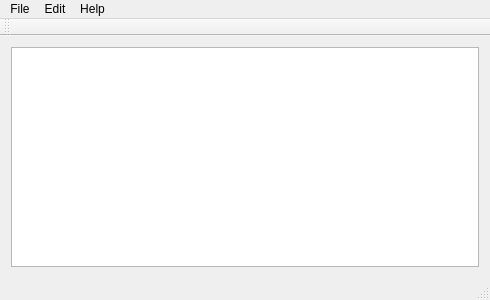
First picture: the form in QtWidges/notepadApp/mainwindow.ui, repository eduardorasgado/RoadtoQt5, before the edit.
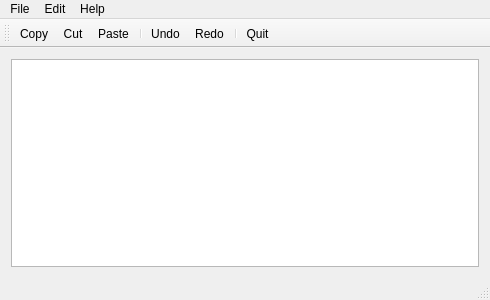
Second picture: the form after the edit. Icons and pictures are not drawn.

Commit message: copy, exit, cut and paste slot connected to signals

```diff
--- a/QtWidges/notepadApp/mainwindow.ui
+++ b/QtWidges/notepadApp/mainwindow.ui
@@ -64,6 +64,14 @@
    <attribute name="toolBarBreak">
     <bool>false</bool>
    </attribute>
+   <addaction name="actionCopy"/>
+   <addaction name="actionCut"/>
+   <addaction name="actionPaste"/>
+   <addaction name="separator"/>
+   <addaction name="actionUndo"/>
+   <addaction name="actionRedo"/>
+   <addaction name="separator"/>
+   <addaction name="actionQuit"/>
   </widget>
   <widget class="QStatusBar" name="statusBar"/>
   <action name="actionQuit">
```
The commit also changes 2 other files.
